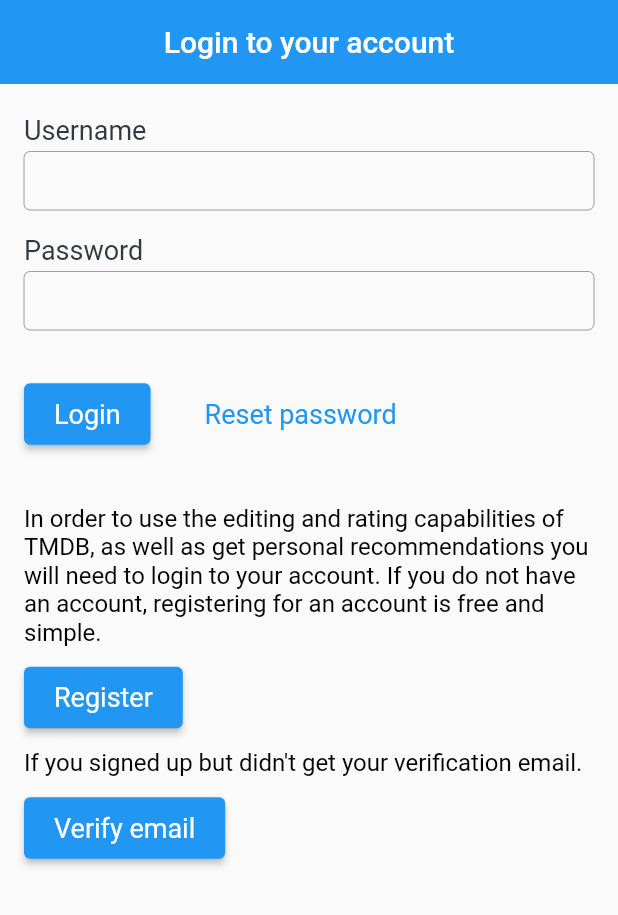
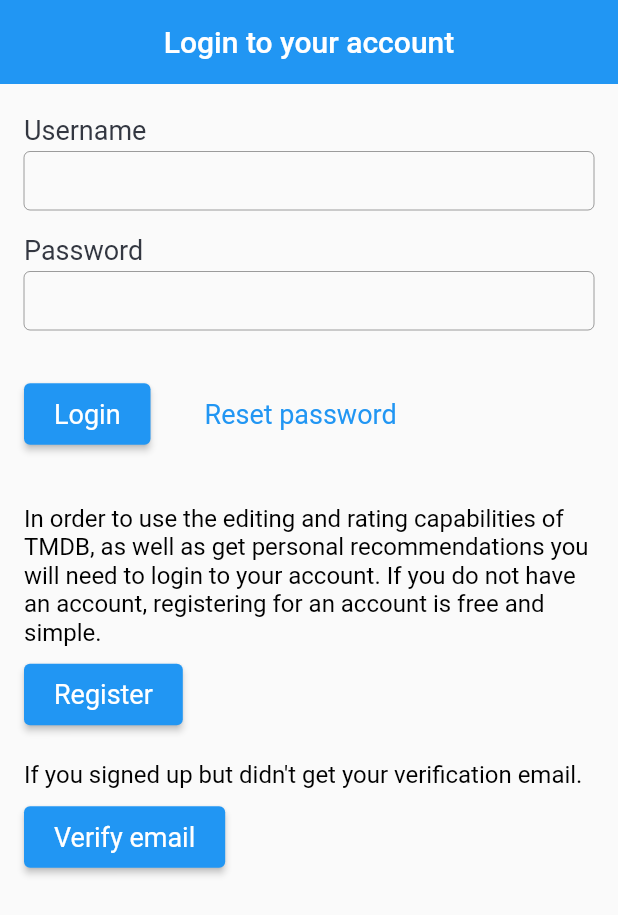
Before and after one commit to ekosh02/PoiskMovie, a Flutter app: the screen it shows after launch, on a phone screen of 412 x 824 dp. Shown: the top 915 px of the screen. Run offline on Flutter 3.47's test engine with Material 2 defaults, Android fonts, the phone set to English and light mode, and no system bars.

Commit message:
sizedBox

```diff
--- a/lib/widgets/auth/auth_widget.dart
+++ b/lib/widgets/auth/auth_widget.dart
@@ -94,15 +94,15 @@ class _HeaderWidget extends StatelessWidget {
         crossAxisAlignment: CrossAxisAlignment.start,
         children: [
           Text(descriptionText1, style: TextStyles.text1Regular),
-          const SizedBox(height: 10),
+          const SizedBox(height: 8),
           ElevatedButton(
             onPressed: () {},
             style: ButtonStyles.littleMainButton,
             child: const Text('Register'),
           ),
-          const SizedBox(height: 10),
+          const SizedBox(height: 20),
           Text(descriptionText2, style: TextStyles.text1Regular),
-          const SizedBox(height: 10),
+          const SizedBox(height: 8),
           ElevatedButton(
             onPressed: () {},
             style: ButtonStyles.littleMainButton,
```
